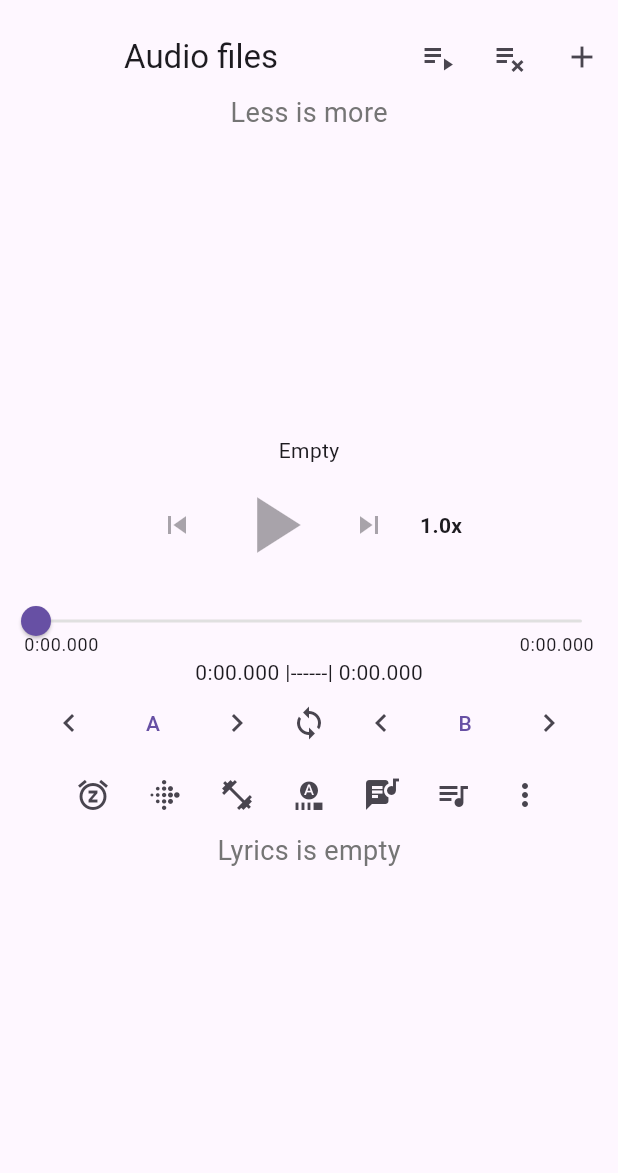
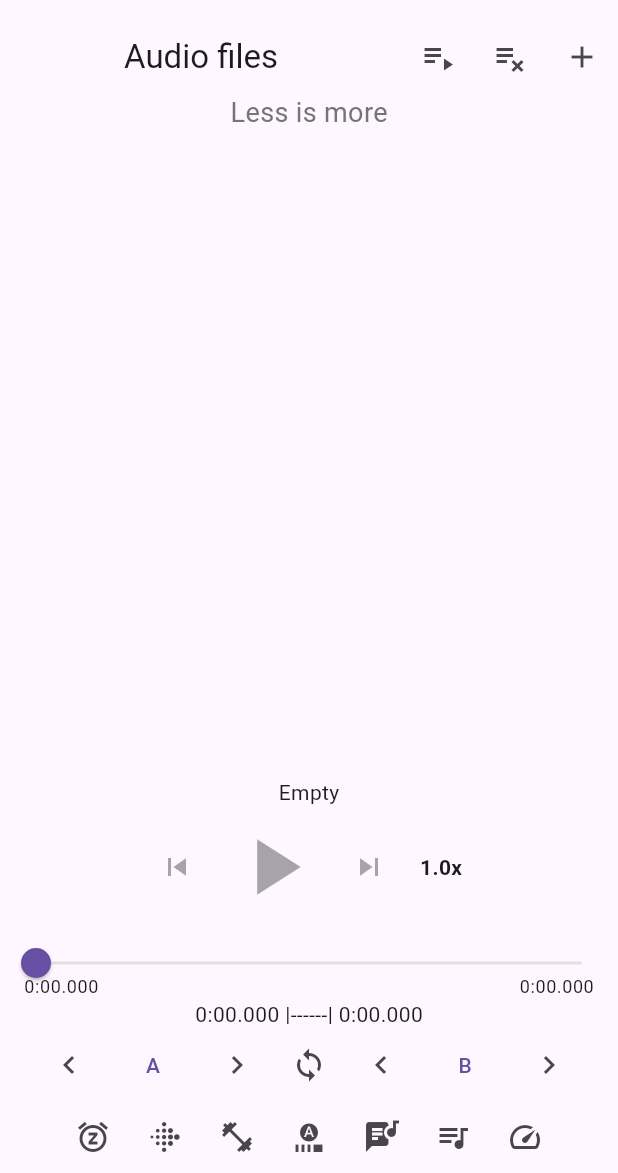
Before and after one commit to jimmyliow/dictation-gym, a Flutter app: the screen it shows after launch, on a phone screen of 412 x 824 dp, the part 63-1236 px from its top. Run offline on Flutter 3.47's test engine with Material 3 defaults, Android fonts, the phone set to English and light mode, and no system bars; our stand-ins replace file_picker, just_audio, just_audio_background, permission_handler, rxdart; missing offline and left inert: audio_session, just_audio_media_kit.

Commit message:
perf: move the lyrics view to bottomsheet.

```diff
--- a/lib/main.dart
+++ b/lib/main.dart
@@ -94,8 +94,8 @@ class MyAppState extends State<MyApp> with WidgetsBindingObserver {
     //   await _player.setSpeed(1.0);
     // }
 
-    final source = sequence[index];
-    final metadata = source.tag as MediaItem;
+    // final source = sequence[index];
+    // final metadata = source.tag as MediaItem;
     // _scaffoldMessengerKey.currentState?.showSnackBar(
     //   SnackBar(
     //     content: Text('Finished playing ${metadata.title} - $index'),
@@ -133,17 +133,12 @@ class MyAppState extends State<MyApp> with WidgetsBindingObserver {
             IconButton(
               icon: const Icon(Icons.dehaze),
               tooltip: 'Setup',
-              onPressed: () {
-                ScaffoldMessenger.of(context).showSnackBar(
-                  const SnackBar(content: Text('This is a snackbar')),
-                );
-              },
+              onPressed: () {},
             ),
             //
             MenuAnchor(
               childFocusNode: _buttonFocusNode,
               menuChildren: <Widget>[
-                MenuItemButton(onPressed: () {}, child: const Text('Revert')),
                 MenuItemButton(onPressed: () {}, child: const Text('Setting')),
                 MenuItemButton(
                   onPressed: () {
@@ -215,6 +210,7 @@ class MyAppState extends State<MyApp> with WidgetsBindingObserver {
                         itemBuilder: (context, index) {
                           final currentFile = audioFiles[index];
                           return ListTile(
+                            leading: Text('${index + 1}'),
                             title: Text(
                               currentFile.name,
                               style: const TextStyle(fontSize: 16),
@@ -400,84 +396,15 @@ class MyAppState extends State<MyApp> with WidgetsBindingObserver {
                       pickLrc();
                     },
                   ),
-                  IconButton(
-                    icon: const Icon(Icons.lyrics),
-                    onPressed: () {
-                    },
-                  ),
+                  // IconButton(
+                  //   icon: const Icon(Icons.lyrics),
+                  //   onPressed: () {
+                  //   },
+                  // ),
+                  LyricsButton(lyrics),
                   PlaylistButton(_player),
-                  SpeedButton(_player),
+                  SpeedMenu(),
                 ],
-              ),
-              Expanded(
-                child: lyrics.isEmpty
-                    ? Text(
-                        'Lyrics is empty',
-                        style: TextStyle(fontSize: 18, color: Colors.grey[600]),
-                      )
-                    : ListView.builder(
-                        padding: const EdgeInsets.only(top: 16, bottom: 80),
-                        itemCount: lyrics.length,
-                        itemBuilder: (context, index) {
-                          final lyric = lyrics[index];
-                          return Card(
-                            margin: const EdgeInsets.symmetric(
-                              horizontal: 16,
-                              vertical: 6,
-                            ),
-                            child: ListTile(
-                              leading: Container(
-                                padding: const EdgeInsets.all(8),
-                                decoration: BoxDecoration(
-                                  color: Colors.deepPurple[50],
-                                  borderRadius: BorderRadius.circular(8),
-                                ),
-                                child: Text(
-                                  '${index + 1}',
-                                  style: const TextStyle(
-                                    fontWeight: FontWeight.bold,
-                                    color: Colors.deepPurple,
-                                  ),
-                                ),
-                              ),
-                              title: Text(
-                                lyric.text,
-                                style: const TextStyle(fontSize: 16),
-                              ),
-                              subtitle: Padding(
-                                padding: const EdgeInsets.only(top: 4),
-                                child: Text(
-                                  _formatTimeRange(
-                                    lyric.startTime,
-                                    lyric.endTime,
-                                  ),
-                                  style: TextStyle(
-                                    fontSize: 12,
-                                    color: Colors.grey[600],
-                                  ),
-                                ),
-                              ),
-                              trailing: Container(
-                                padding: const EdgeInsets.symmetric(
-                                  horizontal: 8,
-                                  vertical: 4,
-                                ),
-                                decoration: BoxDecoration(
-                                  color: Colors.blue[50],
-                                  borderRadius: BorderRadius.circular(4),
-                                ),
-                                child: Text(
-                                  '${lyric.endTime.inMilliseconds - lyric.startTime.inMilliseconds}ms',
-                                  style: TextStyle(
-                                    fontSize: 12,
-                                    color: Colors.blue[700],
-                                  ),
-                                ),
-                              ),
-                            ),
-                          );
-                        },
-                      ),
               ),
             ],
           ),
@@ -716,6 +643,113 @@ class MyAppState extends State<MyApp> with WidgetsBindingObserver {
     _player.play();
   }
 }
+//
+
+//
+class LyricsButton extends StatelessWidget {
+  final List _lyrics;
+  const LyricsButton(this._lyrics, {super.key});
+
+  String _formatDuration(Duration d) {
+    return '${d.inMinutes}:${(d.inSeconds % 60).toString().padLeft(2, '0')}.${(d.inMilliseconds % 1000).toString().padLeft(3, '0')}';
+  }
+
+  String _formatTimeRange(Duration start, Duration end) {
+    return '${_formatDuration(start)} - ${_formatDuration(end)}';
+  }
+
+  @override
+  Widget build(BuildContext context) {
+    return IconButton(
+      icon: const Icon(Icons.lyrics),
+      onPressed: () {
+        showModalBottomSheet<void>(
+          context: context,
+          builder: (BuildContext context) {
+            return Expanded(
+              child: _lyrics.isEmpty
+                  ? SizedBox(
+                      width: 200,
+                      height: 60,
+                      child: Text(
+                        'Lyrics is empty',
+                        style: Theme.of(context).textTheme.titleLarge,
+                        textAlign: TextAlign.center,
+                      ),
+                    )
+                  : SizedBox(
+                      height: 400,
+                      child: ListView.builder(
+                        padding: const EdgeInsets.only(top: 16, bottom: 80),
+                        itemCount: _lyrics.length,
+                        itemBuilder: (context, index) {
+                          final lyric = _lyrics[index];
+                          return Card(
+                            margin: const EdgeInsets.symmetric(
+                              horizontal: 16,
+                              vertical: 6,
+                            ),
+                            child: ListTile(
+                              leading: Container(
+                                padding: const EdgeInsets.all(8),
+                                decoration: BoxDecoration(
+                                  color: Colors.deepPurple[50],
+                                  borderRadius: BorderRadius.circular(8),
+                                ),
+                                child: Text(
+                                  '${index + 1}',
+                                  style: const TextStyle(
+                                    fontWeight: FontWeight.bold,
+                                    color: Colors.deepPurple,
+                                  ),
+                                ),
+                              ),
+                              title: Text(
+                                lyric.text,
+                                style: const TextStyle(fontSize: 16),
+                              ),
+                              subtitle: Padding(
+                                padding: const EdgeInsets.only(top: 4),
+                                child: Text(
+                                  _formatTimeRange(
+                                    lyric.startTime,
+                                    lyric.endTime,
+                                  ),
+                                  style: TextStyle(
+                                    fontSize: 12,
+                                    color: Colors.grey[600],
+                                  ),
+                                ),
+                              ),
+                              trailing: Container(
+                                padding: const EdgeInsets.symmetric(
+                                  horizontal: 8,
+                                  vertical: 4,
+                                ),
+                                decoration: BoxDecoration(
+                                  color: Colors.blue[50],
+                                  borderRadius: BorderRadius.circular(4),
+                                ),
+                                child: Text(
+                                  '${lyric.endTime.inMilliseconds - lyric.startTime.inMilliseconds}ms',
+                                  style: TextStyle(
+                                    fontSize: 12,
+                                    color: Colors.blue[700],
+                                  ),
+                                ),
+                              ),
+                            ),
+                          );
+                        },
+                      ),
+                    ),
+            );
+          },
+        );
+      },
+    );
+  }
+}
 
 //
 class PlaylistButton extends StatelessWidget {
@@ -795,7 +829,8 @@ class PlaylistButton extends StatelessWidget {
                     ),
                   ],
                 ),
-                SizedBox( // playlist
+                SizedBox(
+                  // playlist
                   height: 400,
                   child: StreamBuilder<SequenceState?>(
                     stream: _player.sequenceStateStream,
@@ -852,14 +887,14 @@ class PlaylistButton extends StatelessWidget {
 }
 
 //
-class MyCascadingMenu extends StatefulWidget {
-  const MyCascadingMenu({super.key});
+class SpeedMenu extends StatefulWidget {
+  const SpeedMenu({super.key});
 
   @override
-  State<MyCascadingMenu> createState() => _MyCascadingMenuState();
+  State<SpeedMenu> createState() => SpeedMenuMenuState();
 }
 
-class _MyCascadingMenuState extends State<MyCascadingMenu> {
+class SpeedMenuMenuState extends State<SpeedMenu> {
   final FocusNode _buttonFocusNode = FocusNode(debugLabel: 'Menu Button');
 
   @override
@@ -873,7 +908,12 @@ class _MyCascadingMenuState extends State<MyCascadingMenu> {
     return MenuAnchor(
       childFocusNode: _buttonFocusNode,
       menuChildren: <Widget>[
-        MenuItemButton(onPressed: () {}, child: const Text('0.2')),
+        MenuItemButton(
+          onPressed: () {
+            // player
+          },
+          child: const Text('0.2'),
+        ),
         MenuItemButton(onPressed: () {}, child: const Text('0.4')),
         MenuItemButton(onPressed: () {}, child: const Text('0.6')),
         MenuItemButton(onPressed: () {}, child: const Text('0.8')),
@@ -892,29 +932,13 @@ class _MyCascadingMenuState extends State<MyCascadingMenu> {
               controller.open();
             }
           },
-          icon: const Icon(Icons.more_vert),
+          icon: const Icon(Icons.speed),
         );
       },
     );
   }
 }
 //
-enum SingingCharacter { lafayette, jefferson }
-
-class SpeedButton extends StatelessWidget {
-  final AudioPlayer player;
-  const SpeedButton(this.player, {super.key});
-
-  @override
-  Widget build(BuildContext context) {
-    return Column(
-      mainAxisSize: MainAxisSize.min,
-      children: [
-        MyCascadingMenu(),
-      ],
-    );
-  }
-}
 
 //
 class ControlButtons extends StatelessWidget {
```
